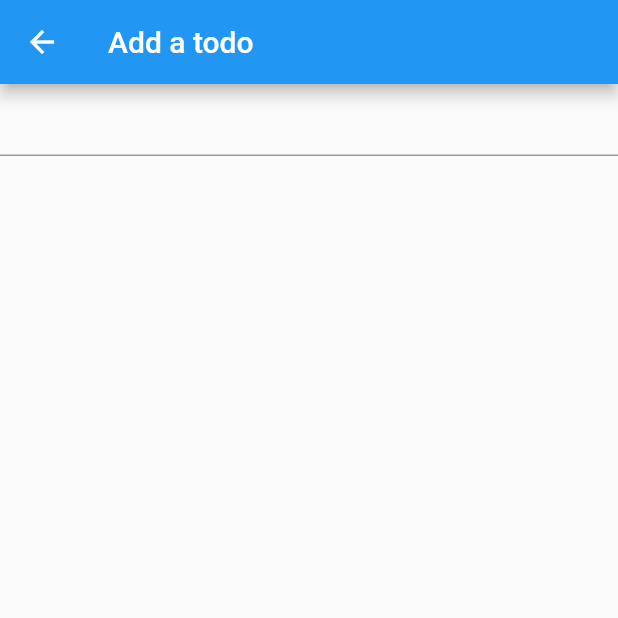
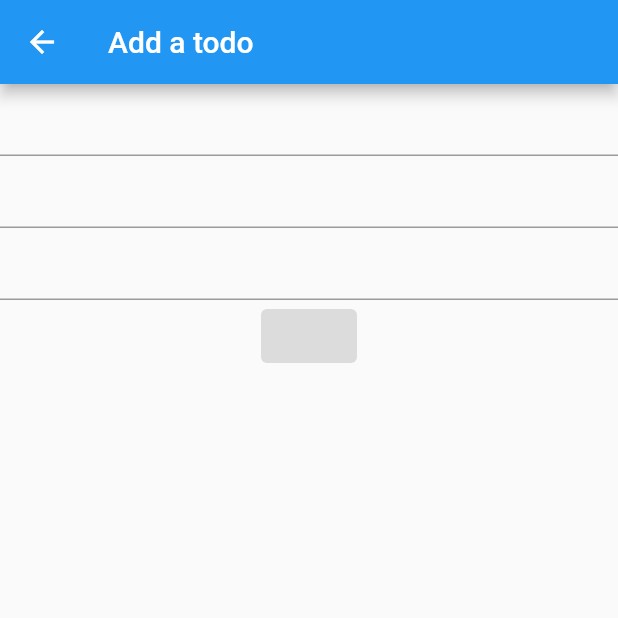
Before and after one commit to JosueGauthier/todo_app, a Flutter app: the AddTodoScreen screen opened directly, on a phone screen of 412 x 824 dp, the top half of it. Run offline on Flutter 3.47's test engine with Material 2 defaults, Android fonts, the phone set to English and light mode, and no system bars; network calls fail.

Commit message:
add a page to add todo

```diff
--- a/frontend/todoflutterapp/lib/api/api.dart
+++ b/frontend/todoflutterapp/lib/api/api.dart
@@ -29,9 +29,7 @@ class TodoProvider with ChangeNotifier {
 
     if (response.statusCode == 200) {
       var data = json.decode(response.body) as List;
-      print(data);
       _todos = data.map<Todo>((json) => Todo.fromJson(json)).toList();
-      print(_todos);
     }
   }
 }
--- a/frontend/todoflutterapp/lib/screens/addTodo.dart
+++ b/frontend/todoflutterapp/lib/screens/addTodo.dart
@@ -1,5 +1,8 @@
 import 'package:flutter/cupertino.dart';
 import 'package:flutter/material.dart';
+import 'package:provider/provider.dart';
+import 'package:todoflutterapp/api/api.dart';
+import 'package:todoflutterapp/models/todo.dart';
 
 class AddTodoScreen extends StatefulWidget {
   const AddTodoScreen({Key? key}) : super(key: key);
@@ -9,6 +12,22 @@ class AddTodoScreen extends StatefulWidget {
 }
 
 class _AddTodoScreenState extends State<AddTodoScreen> {
+  final todoTitleController = TextEditingController();
+  final todoDescripController = TextEditingController();
+  final todoAnneeController = TextEditingController();
+
+  void onAdd() {
+    final String titleVal = todoTitleController.text;
+    final String descripVal = todoDescripController.text;
+    final String anneeVal = todoAnneeController.text;
+
+    if (titleVal.isNotEmpty && descripVal.isNotEmpty && anneeVal.isNotEmpty) {
+      final Todo todo = Todo(
+          id: id, title: titleVal, description: descripVal, annee: anneeVal);
+          Provider.of<TodoProvider>(context).
+    }
+  }
+
   @override
   Widget build(BuildContext context) {
     return Scaffold(
@@ -18,11 +37,21 @@ class _AddTodoScreenState extends State<AddTodoScreen> {
       body: ListView(
         children: [
           Container(
-            child: Column(children: [TextField()]),
+            child: Column(children: [
+              TextField(
+                controller: todoTitleController,
+              ),
+              TextField(
+                controller: todoDescripController,
+              ),
+              TextField(
+                controller: todoAnneeController,
+              ),
+              ElevatedButton(onPressed: null),
+            ]),
           )
         ],
       ),
     );
-    //! add
   }
 }
```
